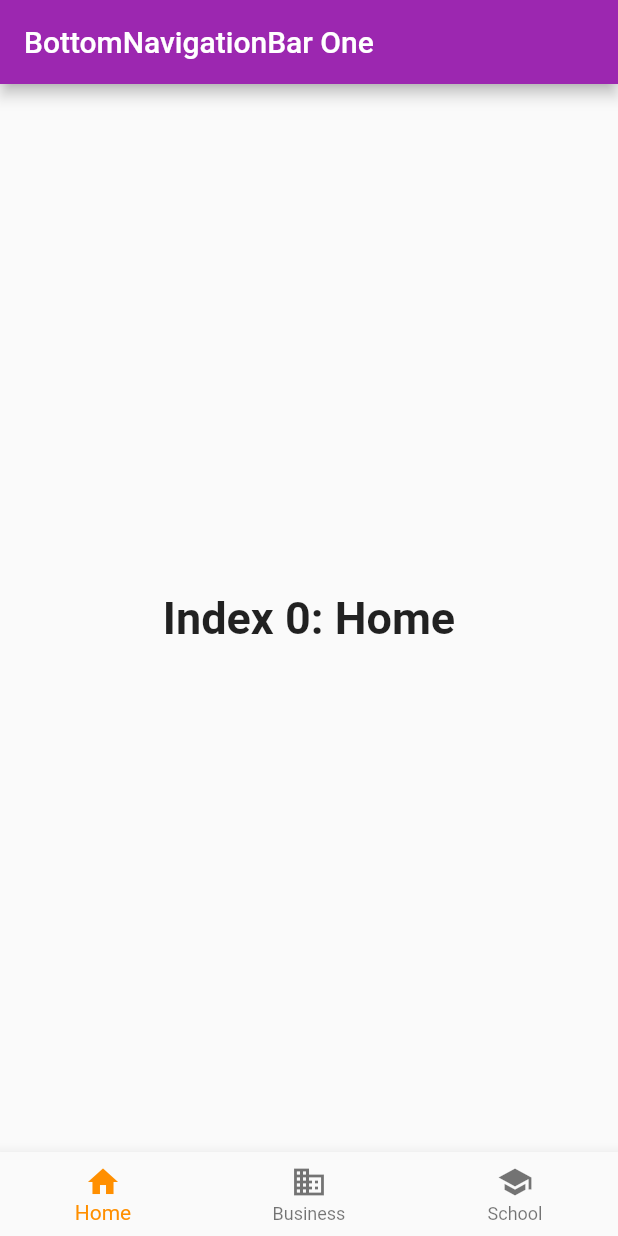
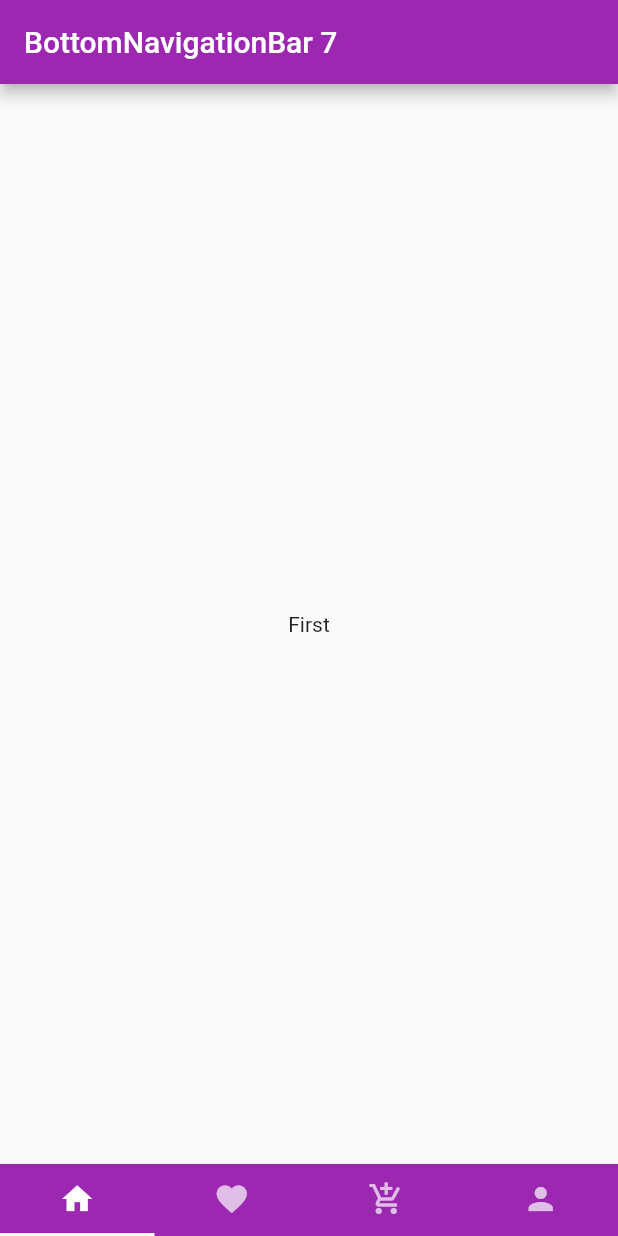
Before and after one commit to Mufaddal5253110/flutter_bottom_navigation_bar, a Flutter app: the screen it shows after launch, on a phone screen of 412 x 824 dp. Run offline on Flutter 3.47's test engine with Material 2 defaults, Android fonts, the phone set to English and light mode, and no system bars.

Commit message:
bottom_navigation_bar_7_added

```diff
--- /dev/null
+++ b/lib/bottom_7.dart
@@ -0,0 +1,73 @@
+import 'package:flutter/material.dart';
+
+class BottomNavSeven extends StatefulWidget {
+  @override
+  _BottomNavSevenState createState() => _BottomNavSevenState();
+}
+
+class _BottomNavSevenState extends State<BottomNavSeven>
+    with SingleTickerProviderStateMixin {
+  TabController tabController;
+  @override
+  void initState() {
+    super.initState();
+    tabController = new TabController(initialIndex: 0, length: 4, vsync: this);
+  }
+
+  @override
+  void dispose() {
+    super.dispose();
+    tabController.dispose();
+  }
+
+  @override
+  Widget build(BuildContext context) {
+    return Scaffold(
+      appBar: AppBar(
+        title: Text("BottomNavigationBar 7"),
+      ),
+      body: new TabBarView(
+        children: <Widget>[
+          new NewPage("First"),
+          new NewPage("Second"),
+          new NewPage("Third"),
+          new NewPage("Fourth")
+        ],
+        controller: tabController,
+      ),
+      bottomNavigationBar: new Material(
+        color: Colors.purple,
+        child: new TabBar(
+          tabs: <Widget>[
+            new Tab(
+              icon: Icon(Icons.home),
+            ),
+            new Tab(
+              icon: Icon(Icons.favorite),
+            ),
+            new Tab(
+              icon: Icon(Icons.add_shopping_cart),
+            ),
+            new Tab(
+              icon: Icon(Icons.person),
+            ),
+          ],
+          controller: tabController,
+        ),
+      ),
+    );
+  }
+}
+
+class NewPage extends StatelessWidget {
+  final String title;
+  NewPage(this.title);
+  @override
+  Widget build(BuildContext context) {
+    return Scaffold(
+      body: Center(
+        child: Text(title),
+      ),
+    );
+  }
+}
--- a/lib/main.dart
+++ b/lib/main.dart
@@ -1,5 +1,6 @@
 import 'package:flutter/material.dart';
-import 'package:flutter_bottom_naviation_bar/bottom_1.dart';
+// import 'package:flutter_bottom_naviation_bar/bottom_1.dart';
+import 'package:flutter_bottom_naviation_bar/bottom_7.dart';
 
 void main() {
   runApp(MyApp());
@@ -14,7 +15,7 @@ class MyApp extends StatelessWidget {
       theme: ThemeData(
         primarySwatch: Colors.purple,
       ),
-      home: BottomNavOne(),
+      home: BottomNavSeven(),
     );
   }
 }
```
